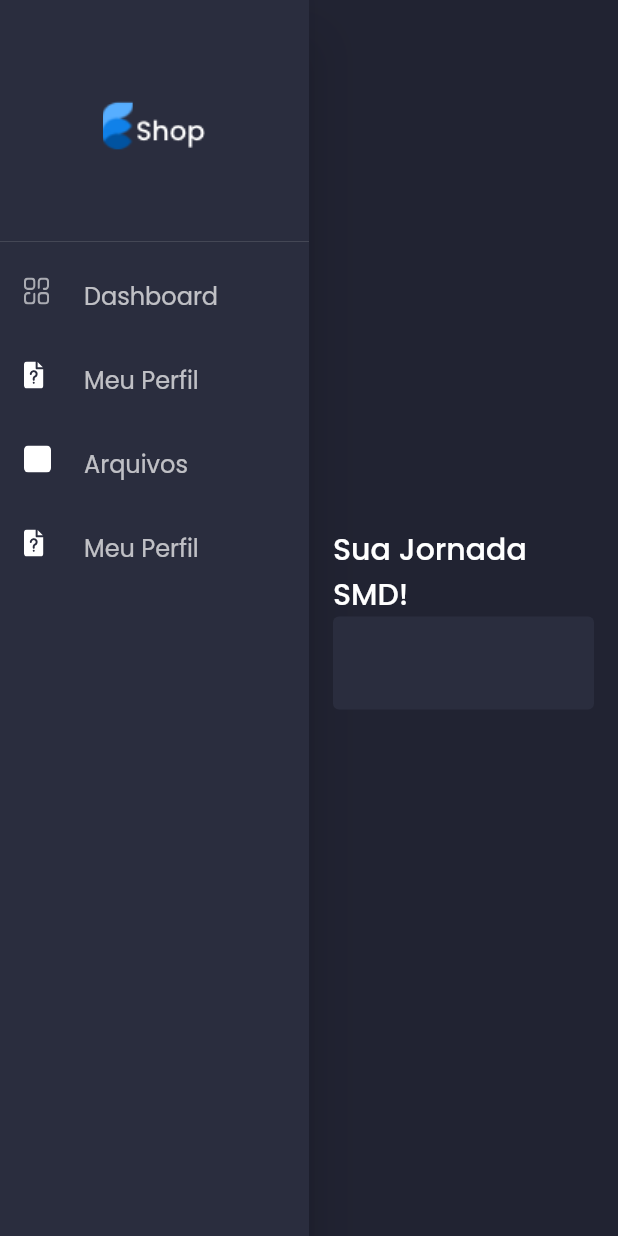
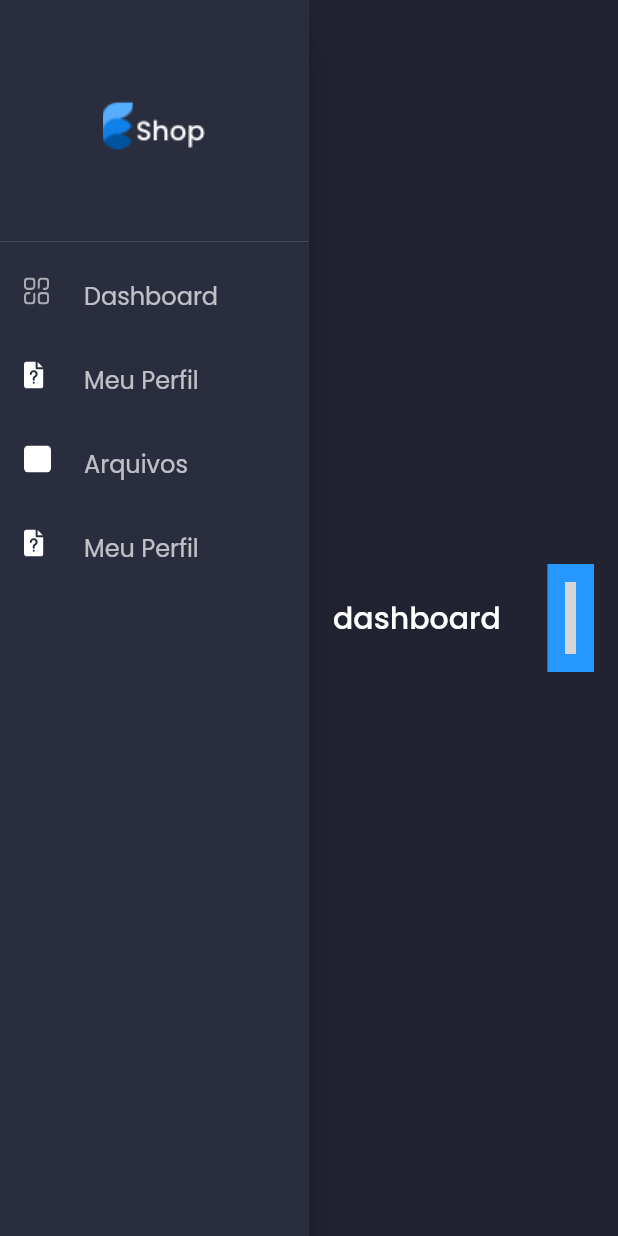
Before and after one commit to Alfred-lms/Jornada-smd, a Flutter app: the screen it shows after launch, on a phone screen of 412 x 824 dp. Run offline on Flutter 3.47's test engine with Material 2 defaults, Android fonts, the phone set to English and light mode, and no system bars; our stand-ins replace flutter_svg, google_fonts; project files that could hold a hidden picture were left out; grey boxes are pictures that could not be loaded.

Commit message:
Dashboard Header

```diff
--- a/lib/screens/main/Dashboard/Dashboard_main.dart
+++ b/lib/screens/main/Dashboard/Dashboard_main.dart
@@ -1,5 +1,6 @@
 import 'package:admin/constants.dart';
 import 'package:flutter/material.dart';
+import 'package:flutter_svg/flutter_svg.dart';
 
 class DashboardScreen extends StatelessWidget {
   @override
@@ -9,8 +10,10 @@ class DashboardScreen extends StatelessWidget {
         padding: EdgeInsets.all(defaultPadding),
         child: Column(
           children: [
+            Row(
+              children: [
                 Text(
-              "Sua Jornada SMD!",
+                  "dashboard",
                   style: Theme.of(context).textTheme.headline6,
                 ),
                 Spacer(),
@@ -21,8 +24,21 @@ class DashboardScreen extends StatelessWidget {
                       filled: true,
                       border: OutlineInputBorder(
                         borderSide: BorderSide.none,
+                        borderRadius:
+                            const BorderRadius.all(Radius.circular(10)),
                       ),
-            )))
+                      suffixIcon: Container(
+                        padding: EdgeInsets.all(defaultPadding * 0.75),
+                        decoration: BoxDecoration(
+                          color: primaryColor,
+                        ),
+                        child: SvgPicture.asset("assets\icons\Search.svg"),
+                      ),
+                    ),
+                  ),
+                )
+              ],
+            )
           ],
         ),
       ),
--- a/lib/screens/main/main_screen.dart
+++ b/lib/screens/main/main_screen.dart
@@ -1,5 +1,5 @@
+import 'package:admin/components/side_menu.dart';
 // ignore: unused_import
-import 'package:admin/components/side_menu.dart';
 import 'package:admin/constants.dart';
 import 'package:admin/responsive.dart';
 import 'package:flutter/material.dart';
```
Lines whose indentation alone changed are shown as unchanged.
